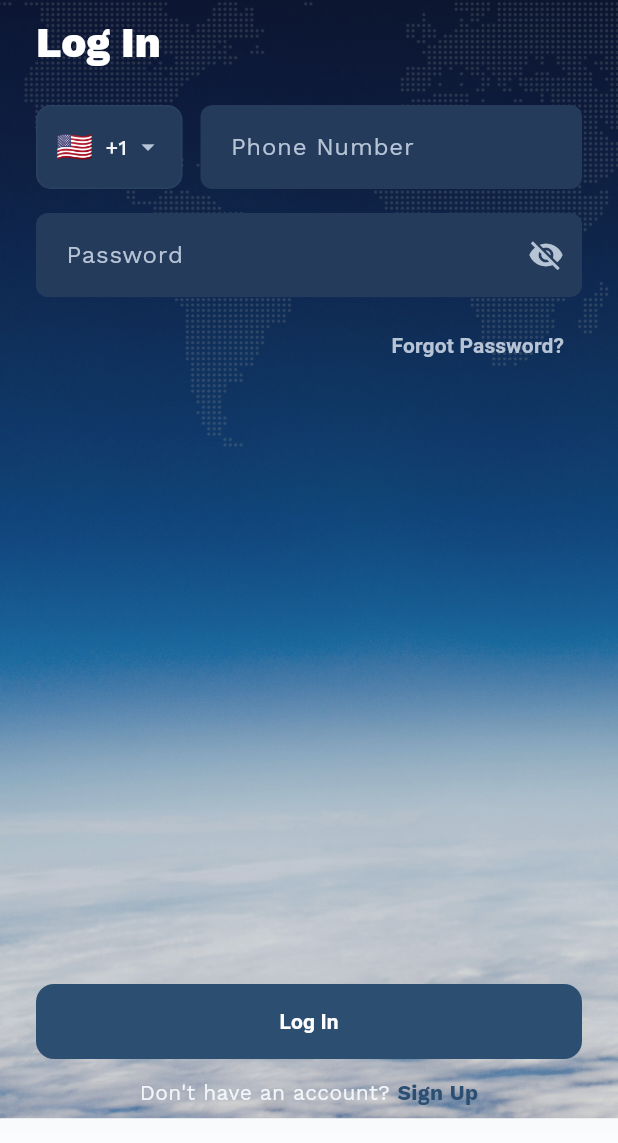
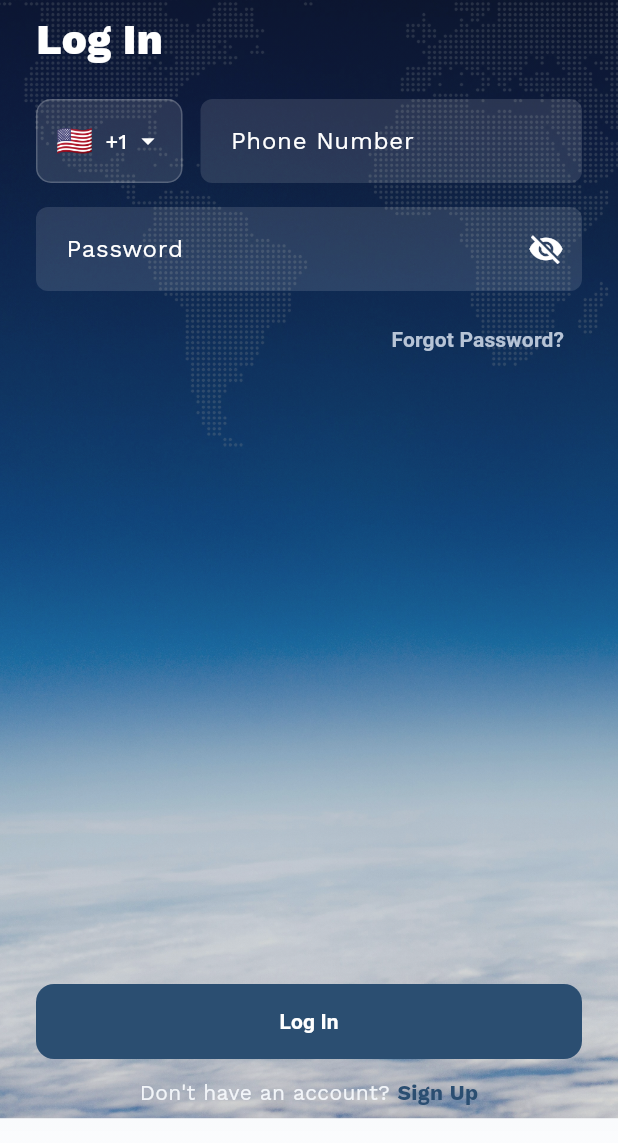
Before and after one commit to metehanyasamis/skye_app, a Flutter app: the screen it shows after launch, after a tap on "Log In", on a phone screen of 412 x 824 dp, the part 93-1236 px from its top. Run offline on Flutter 3.47's test engine with Material 3 defaults, Android fonts, the phone set to English and light mode, and no system bars; our stand-ins replace dio, shared_preferences, video_player, webview_flutter.

Commit message:
login screen

```diff
--- a/lib/features/auth/auth/login/login_phone_screen.dart
+++ b/lib/features/auth/auth/login/login_phone_screen.dart
@@ -259,14 +259,13 @@ class _LoginPhoneScreenState extends State<LoginPhoneScreen> {
 
                       const SizedBox(height: 12),
 
-                      Text(
+                      const Text(
                         'Log In',
-                        style: Theme.of(context)
-                            .textTheme
-                            .headlineMedium
-                            ?.copyWith(
+                        style: TextStyle(
+                          fontSize: 28,
+                          fontWeight: FontWeight.w800,
                           color: AppColors.white,
-                          fontWeight: FontWeight.w800,
+                          height: 32 / 28,
                         ),
                       ),
 
@@ -278,6 +277,7 @@ class _LoginPhoneScreenState extends State<LoginPhoneScreen> {
                         children: [
                           CountryCodePicker(
                             initialCountryCode: _countryCode,
+                            darkStyle: true,
                             onChanged: (dialCode) {
                               debugPrint(
                                 '🌍 [LoginPhoneScreen] countryCode changed: $dialCode',
@@ -298,6 +298,10 @@ class _LoginPhoneScreenState extends State<LoginPhoneScreen> {
                               inputFormatters: [
                                 PhoneNumberFormatter(),
                               ],
+                              style: const TextStyle(color: AppColors.white, fontSize: 16),
+                              labelStyle: const TextStyle(color: AppColors.white, fontSize: 16),
+                              hintStyle: TextStyle(color: AppColors.white.withValues(alpha: 0.6), fontSize: 16),
+                              fillColor: AppColors.white.withValues(alpha: 0.12),
                               onChanged: (value) {
                                 debugPrint(
                                   '📞 [LoginPhoneScreen] phone changed: $value',
@@ -321,6 +325,10 @@ class _LoginPhoneScreenState extends State<LoginPhoneScreen> {
                         hint: 'Enter your password',
                         obscureText: _obscurePassword,
                         keyboardType: TextInputType.visiblePassword,
+                        style: const TextStyle(color: AppColors.white, fontSize: 16),
+                        labelStyle: const TextStyle(color: AppColors.white, fontSize: 16),
+                        hintStyle: TextStyle(color: AppColors.white.withValues(alpha: 0.6), fontSize: 16),
+                        fillColor: AppColors.white.withValues(alpha: 0.12),
                         onChanged: (value) {
                           debugPrint(
                             '🔑 [LoginPhoneScreen] password changed: len=${value.length}',
@@ -334,7 +342,7 @@ class _LoginPhoneScreenState extends State<LoginPhoneScreen> {
                             _obscurePassword
                                 ? Icons.visibility_off
                                 : Icons.visibility,
-                            color: AppColors.textSecondary,
+                            color: AppColors.white,
                           ),
                           onPressed: () {
                             debugPrint('👁️ [LoginPhoneScreen] toggle obscure');
--- a/lib/notlar.dart
+++ b/lib/notlar.dart
@@ -9,8 +9,8 @@
 //lokasyon için gene mapbox mu kullanıyoruz?
 //dil, base airport, country, city isimleri backendden mi gelecek?
 //CFI Submit formnda Geçerli package_id değerleri nelerdir? (şu an 1 ve 2 reddediliyor)
+//safetypilot create profile post endpinit yok!
 // pilot_type için kabul edilen değerler nelerdir? (şu an "instructor", "CFI", "cfi" reddediliyor)
 //POST
 ///api/pilot/applications
 //Submit new pilot application Parameters
-//safetypilot create profile post endpinit yok!
--- a/lib/shared/widgets/country_code_picker.dart
+++ b/lib/shared/widgets/country_code_picker.dart
@@ -20,10 +20,12 @@ class CountryCodePicker extends StatefulWidget {
     super.key,
     required this.onChanged,
     this.initialCountryCode = '+1',
+    this.darkStyle = false,
   });
 
   final Function(String dialCode) onChanged;
   final String initialCountryCode;
+  final bool darkStyle;
 
   @override
   State<CountryCodePicker> createState() => _CountryCodePickerState();
@@ -81,9 +83,15 @@ class _CountryCodePickerState extends State<CountryCodePicker> {
         height: 56,
         padding: const EdgeInsets.symmetric(horizontal: 12),
         decoration: BoxDecoration(
-          color: AppColors.fieldFill,
+          color: widget.darkStyle
+              ? AppColors.white.withValues(alpha: 0.12)
+              : AppColors.fieldFill,
           borderRadius: BorderRadius.circular(10),
-          border: Border.all(color: AppColors.divider),
+          border: Border.all(
+            color: widget.darkStyle
+                ? AppColors.white.withValues(alpha: 0.2)
+                : AppColors.divider,
+          ),
         ),
         child: Row(
           mainAxisSize: MainAxisSize.min,
@@ -96,15 +104,19 @@ class _CountryCodePickerState extends State<CountryCodePicker> {
             const SizedBox(width: 8),
             Text(
               _selectedCountry.dialCode,
-              style: const TextStyle(
-                color: AppColors.textPrimary,
+              style: TextStyle(
+                color: widget.darkStyle
+                    ? AppColors.white
+                    : AppColors.textPrimary,
                 fontWeight: FontWeight.w500,
               ),
             ),
             const SizedBox(width: 4),
-            const Icon(
+            Icon(
               Icons.arrow_drop_down,
-              color: AppColors.textSecondary,
+              color: widget.darkStyle
+                  ? AppColors.white
+                  : AppColors.textSecondary,
               size: 20,
             ),
           ],
```
Also changed, not shown: 1 other file.
